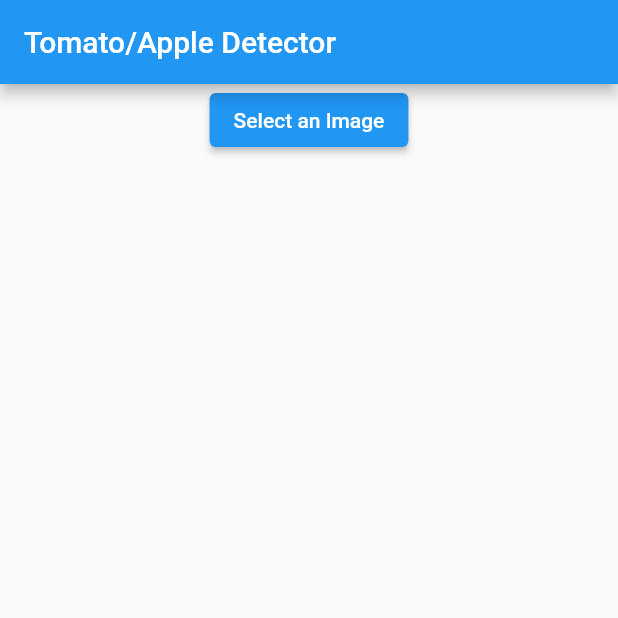
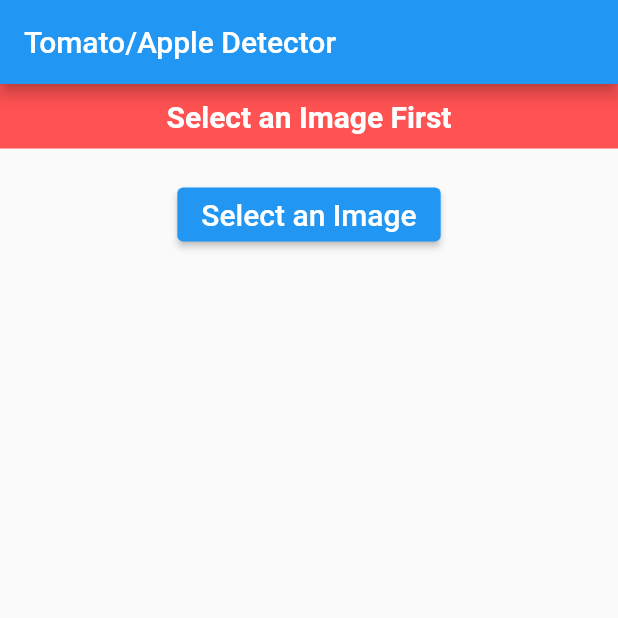
Before and after one commit to JmePaz/Tomato-Apple-Detector, a Flutter app: the screen it shows after launch, on a phone screen of 412 x 824 dp, the top half of it. Run offline on Flutter 3.47's test engine with Material 2 defaults, Android fonts, the phone set to English and light mode, and no system bars; our stand-ins replace image_picker; missing offline and left inert: dart:ffi, tflite.

Commit message:
Update detector.dart
add a detected output features on model

```diff
--- a/tomato_apple_detector/lib/detector.dart
+++ b/tomato_apple_detector/lib/detector.dart
@@ -1,7 +1,9 @@
+import 'dart:ffi';
 import 'dart:io';
 
 import 'package:flutter/material.dart';
 import 'package:image_picker/image_picker.dart';
+import 'package:tflite/tflite.dart';
 
 class Detector extends StatefulWidget {
   const Detector({super.key});
@@ -13,6 +15,21 @@ class Detector extends StatefulWidget {
 class _DetectorState extends State<Detector> {
   late File _img;
   bool isSetImg = false;
+  var detectedOutput = [];
+
+  @override
+  void initState() {
+    super.initState();
+    loadModel().then((value) {
+      setState(() {});
+    });
+  }
+
+  @override
+  void dispose() {
+    super.dispose();
+    Tflite.close();
+  }
 
   Future<void> selectImg() async {
     final img = await ImagePicker().pickImage(source: ImageSource.gallery);
@@ -21,7 +38,26 @@ class _DetectorState extends State<Detector> {
         isSetImg = true;
         _img = File(img.path);
       });
+      predictImage(_img);
     }
+  }
+
+  loadModel() async {
+    await Tflite.loadModel(
+        model: 'assets/model_unquant.tflite', labels: 'assets/labels.txt');
+  }
+
+  void predictImage(File img) async {
+    var output = await Tflite.runModelOnImage(
+        path: img.path,
+        numResults: 2,
+        threshold: 0.5,
+        imageMean: 127.5,
+        imageStd: 127.5);
+    setState(() {
+      detectedOutput = output!;
+    });
+    // print("Result are: ${detectedOutput}");
   }
 
   @override
@@ -31,9 +67,33 @@ class _DetectorState extends State<Detector> {
         title: const Text("Tomato/Apple Detector"),
       ),
       body: Column(children: [
-        (isSetImg) ? Image.file(_img) : Container(),
-        ElevatedButton(
-            onPressed: selectImg, child: const Text("Select an Image"))
+        (isSetImg)
+            ? Container(
+                padding: const EdgeInsets.only(bottom: 20),
+                child: Image.file(_img))
+            : Container(),
+        Container(
+            width: double.infinity,
+            decoration: const BoxDecoration(color: Colors.redAccent),
+            padding: const EdgeInsets.symmetric(vertical: 10),
+            child: Center(
+                child: Text(
+              (detectedOutput.isNotEmpty)
+                  ? "${detectedOutput[0]["label"].split(" ")[1]}: ${detectedOutput[0]["confidence"].toStringAsFixed(2)}"
+                  : "Select an Image First",
+              style: const TextStyle(
+                  fontSize: 20,
+                  fontWeight: FontWeight.w700,
+                  color: Colors.white),
+            ))),
+        Container(
+            margin: const EdgeInsets.only(top: 20),
+            child: ElevatedButton(
+                onPressed: selectImg,
+                child: const Text(
+                  "Select an Image",
+                  style: TextStyle(fontSize: 20),
+                )))
       ]),
     );
   }
```
